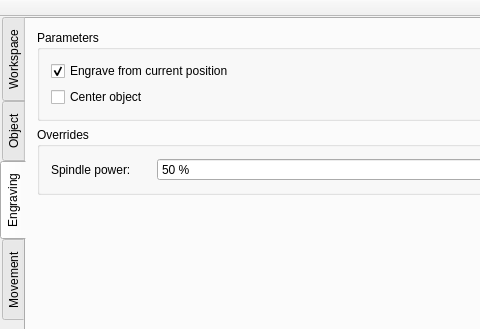
This is src/mainwindow.ui in dev-0x7C6/laser-engraver as Qt 5 draws it before an edit; both pictures show x 0 to 480 and y 0 to 329 of the 1200 by 900 pixel window. The edited form follows.
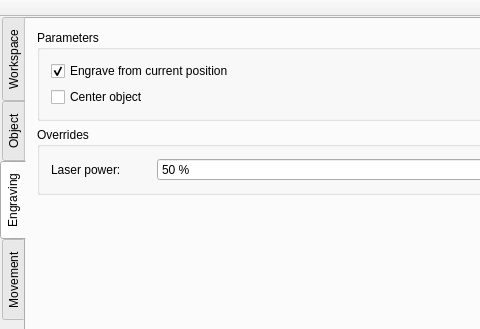
This is the edited form. The open tabs and pages were chosen to show the change. Custom widgets are drawn as their Qt base class.

Commit message: settings: saving and restore now works for dpi and laser power.

```diff
--- a/src/mainwindow.ui
+++ b/src/mainwindow.ui
@@ -841,7 +841,7 @@
                  </size>
                 </property>
                 <property name="text">
-                 <string>Spindle power: </string>
+                 <string>Laser power: </string>
                 </property>
                </widget>
               </item>
```
Left out of the diff: 4 changed lines with no effect on the pictures. The commit also changes 2 other files.
